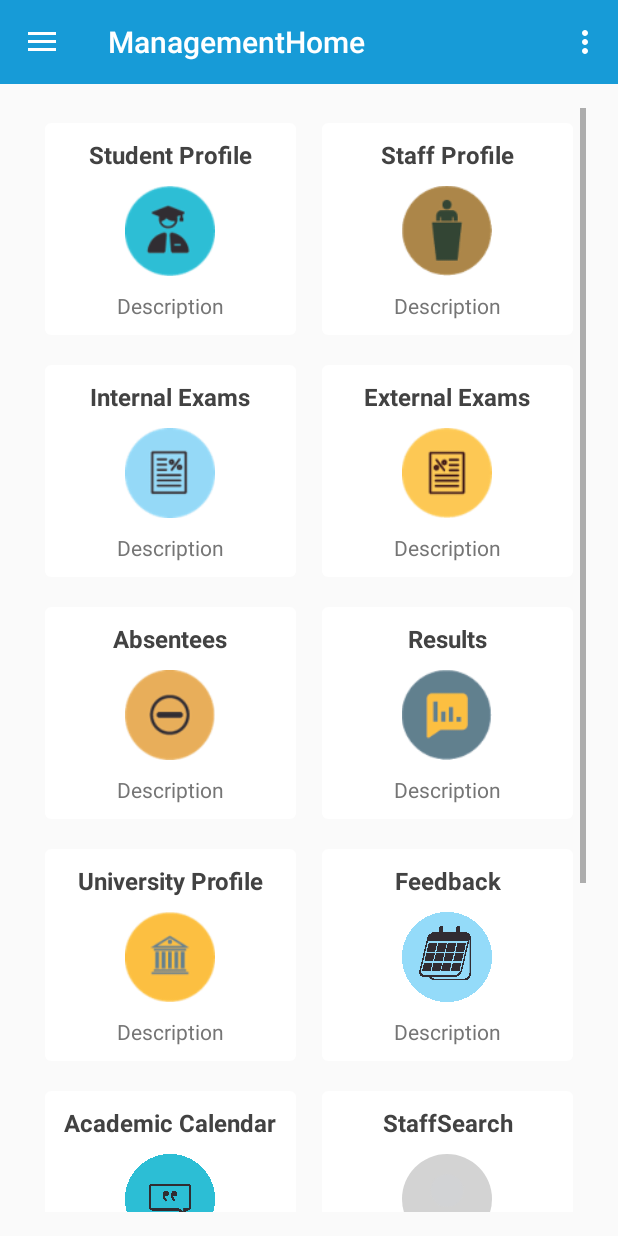
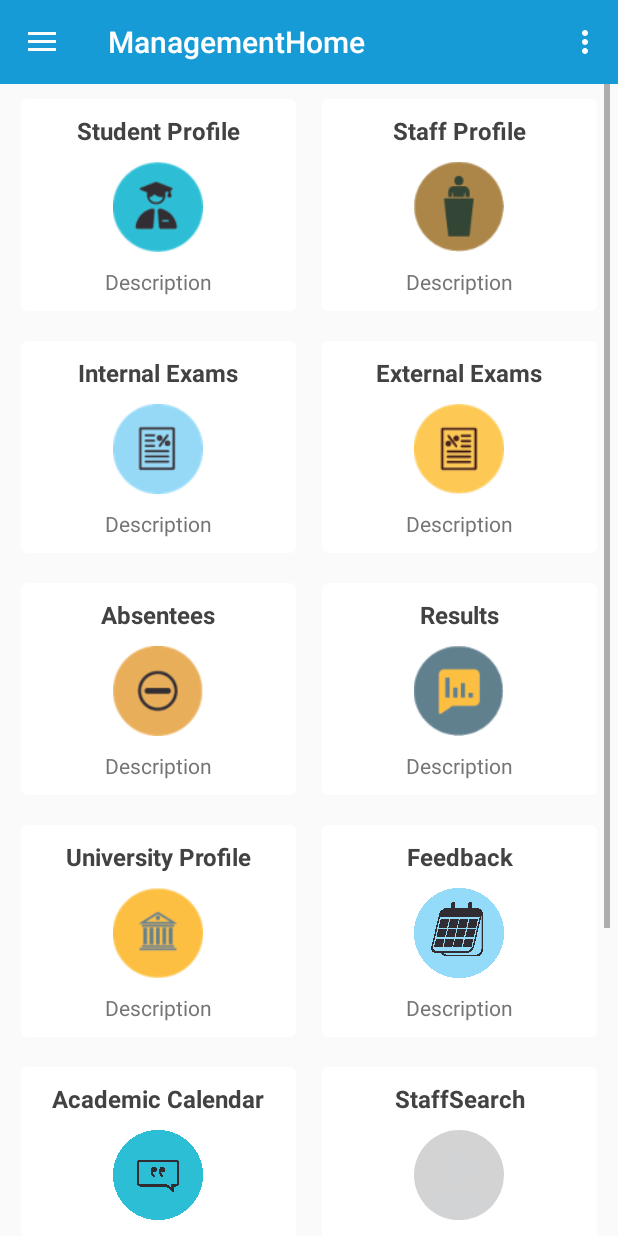
Before and after one commit to kranthi0987/total-college-management, an Android app: the ManagementHome screen opened directly, with no data from a screen before it, on a phone screen of 412 x 824 dp. Run offline under Robolectric (Android 15) with nearby library versions, the phone set to English and light mode, and no system bars; our stand-ins replace Picasso; libraries missing offline, so code that uses them is left out: android.support.v7, com.balysv.materialripple; plain views replace MaterialRippleLayout; pictures from the network do not load; 2 statements that could not run were skipped.

Commit message:
main screen padding removed

```diff
--- a/app/src/main/java/app/managementapp/college/com/collegemanagement/management/UniversityProfile/UniversityDetailedActivity.java
+++ b/app/src/main/java/app/managementapp/college/com/collegemanagement/management/UniversityProfile/UniversityDetailedActivity.java
@@ -6,7 +6,6 @@ import android.support.v7.app.AppCompatActivity;
 import android.util.Log;
 import android.view.View;
 import android.widget.ImageView;
-import android.widget.TextView;
 
 import app.managementapp.college.com.collegemanagement.R;
 import app.managementapp.college.com.collegemanagement.api.UniversityProfile.DataList;
@@ -28,8 +27,7 @@ public class UniversityDetailedActivity extends AppCompatActivity {
         setContentView(R.layout.activity_university_detailed);
         ((ImageView) findViewById(R.id.backTimeTable)).setOnClickListener(onFilterbackclickListener);
         data = getIntent().getParcelableExtra("data");
-        TextView textView = (TextView) this.findViewById(R.id.universitydetails);
-        textView.setText(data.getUniversityID() + "\n" + data.getCollegeList() + "\n" + data.getUniversityName() + "\n" + data.getClass());
+
 
     }
 
--- a/app/src/main/res/layout/activity_management_home.xml
+++ b/app/src/main/res/layout/activity_management_home.xml
@@ -20,7 +20,6 @@
         android:layout_height="match_parent"
         android:layout_gravity="start"
         android:fitsSystemWindows="true"
-        app:headerLayout="@layout/nav_header_management_home"
         app:menu="@menu/activity_management_home_drawer" />
 
 
--- a/app/src/main/res/layout/content_management_home.xml
+++ b/app/src/main/res/layout/content_management_home.xml
@@ -4,10 +4,7 @@
     xmlns:tools="http://schemas.android.com/tools"
     android:layout_width="match_parent"
     android:layout_height="match_parent"
-    android:paddingBottom="@dimen/activity_vertical_margin"
-    android:paddingLeft="@dimen/activity_horizontal_margin"
-    android:paddingRight="@dimen/activity_horizontal_margin"
-    android:paddingTop="@dimen/activity_vertical_margin"
+
     app:layout_behavior="@string/appbar_scrolling_view_behavior"
     tools:context="app.managementapp.college.com.collegemanagement.management.ManagementHome"
     tools:showIn="@layout/app_bar_management_home">
@@ -21,4 +18,4 @@
         android:paddingRight="5dp"
         android:scrollbars="vertical" />
 
-</RelativeLayout>
+</RelativeLayout><!--android:paddingBottom="@dimen/activity_vertical_margin"--><!--android:paddingLeft="@dimen/activity_horizontal_margin"--><!--android:paddingRight="@dimen/activity_horizontal_margin"--><!--android:paddingTop="@dimen/activity_vertical_margin"-->
--- a/app/src/main/res/menu/activity_management_home_drawer.xml
+++ b/app/src/main/res/menu/activity_management_home_drawer.xml
@@ -20,17 +20,17 @@
             android:title="Tools" />
     </group>
 
-    <item android:title="Communicate">
-        <menu>
-            <item
-                android:id="@+id/nav_share"
-                android:icon="@drawable/ic_menu_share"
-                android:title="Share" />
-            <item
-                android:id="@+id/nav_send"
-                android:icon="@drawable/ic_menu_send"
-                android:title="Send" />
-        </menu>
-    </item>
+    <!--<item android:title="Communicate">-->
+    <!--<menu>-->
+    <!--<item-->
+    <!--android:id="@+id/nav_share"-->
+    <!--android:icon="@drawable/ic_menu_share"-->
+    <!--android:title="Share" />-->
+    <!--<item-->
+    <!--android:id="@+id/nav_send"-->
+    <!--android:icon="@drawable/ic_menu_send"-->
+    <!--android:title="Send" />-->
+    <!--</menu>-->
+    <!--</item>-->
 
 </menu>
```
Also changed, not shown: app/src/main/res/layout/nav_header_management_home.xml (+17 -17 lines).
